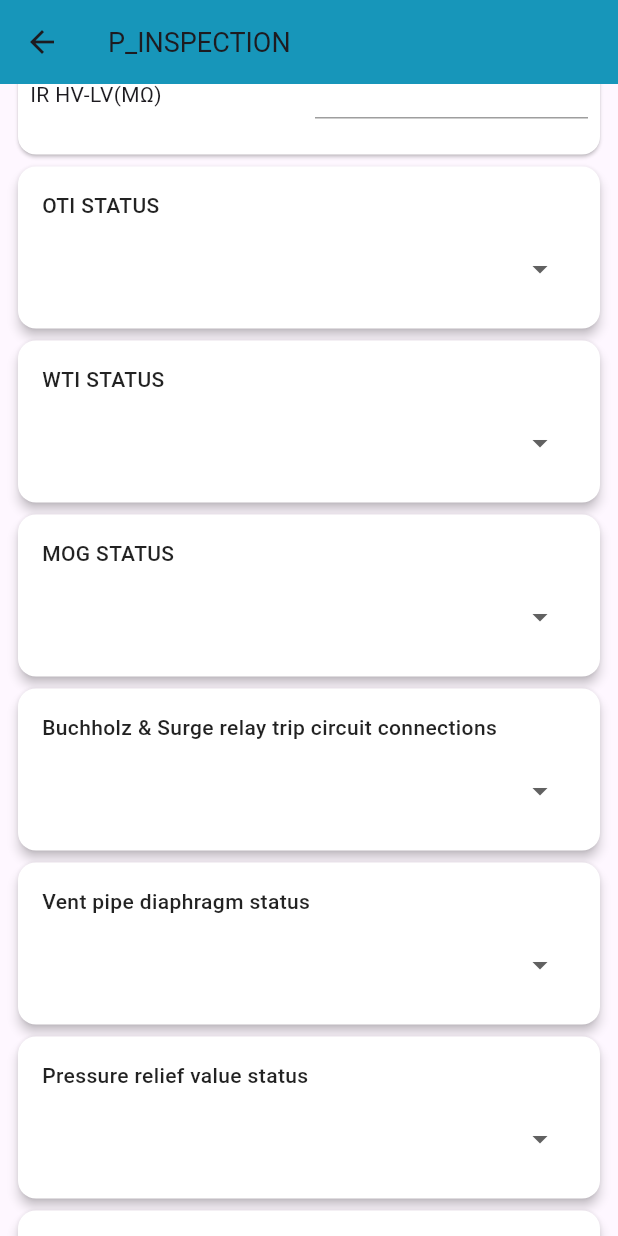
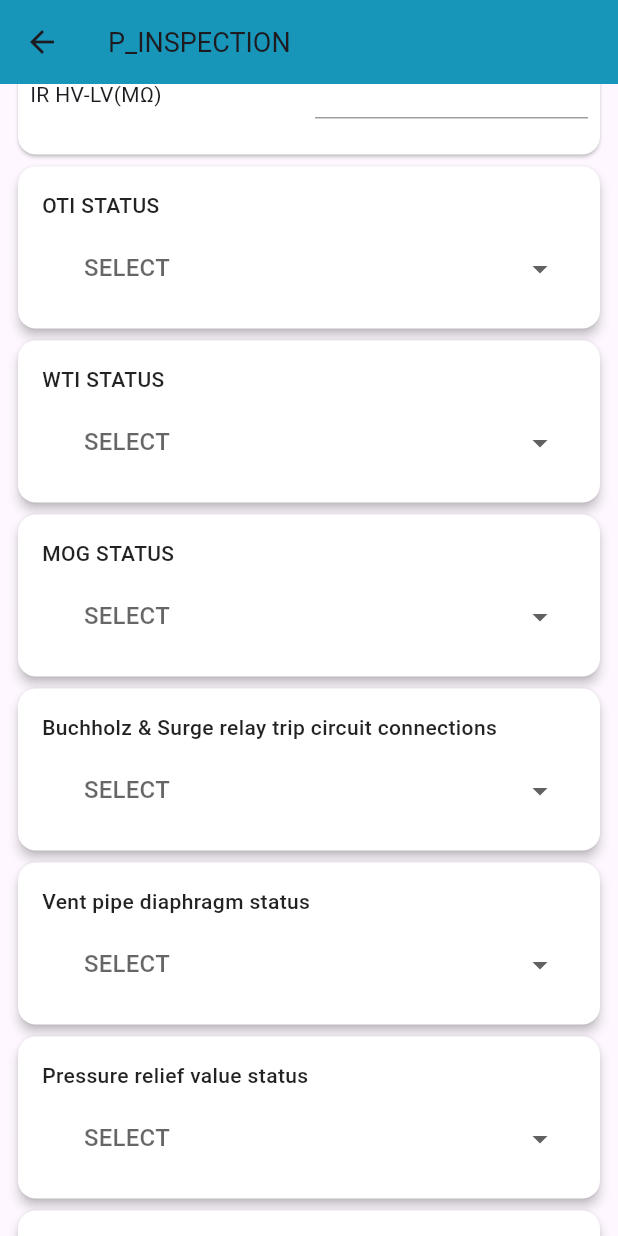
Before and after one commit to UpendarAnalogue/tre_login_periodical_module, a Flutter app: the screen it shows after launch, scrolled down 1152 dp, on a phone screen of 412 x 824 dp. Run offline on Flutter 3.47's test engine with Material 3 defaults, Android fonts, the phone set to English and light mode, and no system bars; our stand-ins replace dropdown_button2.

Commit message:
changes done

```diff
--- a/lib/Tre login - periodical module/p_inspection.dart
+++ b/lib/Tre login - periodical module/p_inspection.dart
@@ -4,14 +4,13 @@ import 'package:flutter/services.dart';
 import 'package:tre_login_periodical_module/Tre%20login%20-%20periodical%20module/ss_maintenance.dart';
 
 class PInspection extends StatefulWidget {
-  const PInspection({super.key}); // optional: add const constructor
+  const PInspection({super.key});
 
   @override
   State<PInspection> createState() => _PInspectionState();
 }
 
 class _PInspectionState extends State<PInspection> {
-  // Example state variable
   String? selectedDivision;
   String? selectedSubDivision;
   String? selectedSection;
@@ -195,7 +194,7 @@ class _PInspectionState extends State<PInspection> {
       context: context,
       initialDate: selectedDate ?? DateTime.now(),
       firstDate: DateTime(2000),
-      lastDate: DateTime(2100),
+      lastDate: DateTime.now(),
     );
 
     if (picked != null) {
@@ -208,16 +207,15 @@ class _PInspectionState extends State<PInspection> {
   void _showSnackBar(BuildContext context, String msg) {
     ScaffoldMessenger.of(context).showSnackBar(
       SnackBar(
-        behavior: SnackBarBehavior.floating, // ✅ floating style
-        backgroundColor: Colors.transparent, // ✅ make background clear
+        behavior: SnackBarBehavior.floating,
+        backgroundColor: Colors.transparent,
         elevation: 0,
         duration: const Duration(seconds: 2),
         content: Center(
-          // ✅ center the snackbar
            child: Container(
             padding: const EdgeInsets.symmetric(horizontal: 16, vertical: 8),
             decoration: BoxDecoration(
-              color: Colors.white, // ✅ white background
+              color: Colors.white,
               borderRadius: BorderRadius.circular(12),
               boxShadow: [
                 BoxShadow(
@@ -233,7 +231,7 @@ class _PInspectionState extends State<PInspection> {
               overflow: TextOverflow.ellipsis,
               style: const TextStyle(
                 fontSize: 14,
-                color: Colors.black, // ✅ black text
+                color: Colors.black,
               ),
             ),
           ),
@@ -344,19 +342,20 @@ class _PInspectionState extends State<PInspection> {
       _showSuccessDialog(context);
     }
   }
+
   void _showSuccessDialog(BuildContext context) {
     showDialog(
       context: context,
       builder: (ctx) => AlertDialog(
         shape: RoundedRectangleBorder(
-        borderRadius: BorderRadius.circular(0), // rectangle shape
+          borderRadius: BorderRadius.circular(0),
         ),
         backgroundColor: Colors.white,
-      titlePadding: EdgeInsets.zero, // remove default padding
+        titlePadding: EdgeInsets.zero,
         title: Container(
           width: double.infinity,
           padding: const EdgeInsets.all(12),
-        color: Colors.green, // ✅ Success color
+          color: Colors.green,
           child: const Text(
             "Success",
             style: TextStyle(
@@ -368,11 +367,8 @@ void _showSuccessDialog(BuildContext context) {
           ),
         ),
         content: const Text(
-        "All fields are filled successfully ✅",
-        style: TextStyle(
-          color: Colors.green,
-          fontSize: 16,
-        ),
+          "All fields are filled successfully ",
+          style: TextStyle(color: Colors.green, fontSize: 16),
           textAlign: TextAlign.center,
         ),
         actionsPadding: const EdgeInsets.only(left: 12, right: 12, bottom: 12),
@@ -381,7 +377,7 @@ void _showSuccessDialog(BuildContext context) {
             width: double.infinity,
             child: ElevatedButton(
               style: ElevatedButton.styleFrom(
-              backgroundColor: Colors.green, // ✅ button color
+                backgroundColor: Colors.green,
                 foregroundColor: Colors.white,
                 padding: const EdgeInsets.symmetric(vertical: 12),
                 shape: RoundedRectangleBorder(
@@ -396,6 +392,7 @@ void _showSuccessDialog(BuildContext context) {
       ),
     );
   }
+
   @override
   Widget build(BuildContext context) {
     return Scaffold(
@@ -640,6 +637,8 @@ void _showSuccessDialog(BuildContext context) {
                                 labelStyle: TextStyle(color: Colors.red),
                                 border: OutlineInputBorder(),
                               ),
+                                                      hint: const Text("SELECT"),
+
                               items: selectSS
                                   .map(
                                     (status) => DropdownMenuItem(
@@ -688,6 +687,8 @@ void _showSuccessDialog(BuildContext context) {
                                   vertical: 12,
                                 ),
                               ),
+                                                      hint: const Text("SELECT"),
+
                               items: ["320000098", "3000000215", "310000111"]
                                   .map(
                                     (code) => DropdownMenuItem(
@@ -1013,7 +1014,7 @@ void _showSuccessDialog(BuildContext context) {
                           ),
                           border: InputBorder.none, // removes border
                         ),
-                        // hint: const Text("SELECT"),
+                         hint: const Text("SELECT"),
                         items: selectOtiStatus
                             .map(
                               (e) => DropdownMenuItem<String>(
@@ -1034,7 +1035,7 @@ void _showSuccessDialog(BuildContext context) {
                         TextField(
                           controller: _oticontroller,
                           decoration: const InputDecoration(
-                            labelText: "Enter details",
+                            labelText: "Enter remarks....",
                             border: UnderlineInputBorder(),
                             enabledBorder: UnderlineInputBorder(
                               borderSide: BorderSide(
@@ -1086,7 +1087,7 @@ void _showSuccessDialog(BuildContext context) {
                           ),
                           border: InputBorder.none, // removes border
                         ),
-                        // hint: const Text("SELECT"),
+                         hint: const Text("SELECT"),
                         items: selectWtiStatus
                             .map(
                               (e) => DropdownMenuItem<String>(
@@ -1107,7 +1108,7 @@ void _showSuccessDialog(BuildContext context) {
                         TextField(
                           controller: _wticontroller,
                           decoration: const InputDecoration(
-                            labelText: "Enter details",
+                            labelText: "Enter remarks....",
                             border: UnderlineInputBorder(),
                             enabledBorder: UnderlineInputBorder(
                               borderSide: BorderSide(
@@ -1159,7 +1160,7 @@ void _showSuccessDialog(BuildContext context) {
                           ),
                           border: InputBorder.none, // removes border
                         ),
-                        // hint: const Text("SELECT"),
+                         hint: const Text("SELECT"),
                         items: selectMogStatus
                             .map(
                               (e) => DropdownMenuItem<String>(
@@ -1181,7 +1182,7 @@ void _showSuccessDialog(BuildContext context) {
                           controller: _mogcontroller,
 
                           decoration: const InputDecoration(
-                            labelText: "Enter details",
+                            labelText: "Enter remarks....",
                             border: UnderlineInputBorder(),
                             enabledBorder: UnderlineInputBorder(
                               borderSide: BorderSide(
@@ -1233,7 +1234,7 @@ void _showSuccessDialog(BuildContext context) {
                           ),
                           border: InputBorder.none, // removes border
                         ),
-                        // hint: const Text("SELECT"),
+                         hint: const Text("SELECT"),
                         items: selectBuchholzStatus
                             .map(
                               (e) => DropdownMenuItem<String>(
@@ -1254,7 +1255,7 @@ void _showSuccessDialog(BuildContext context) {
                         TextField(
                           controller: _buchholzcontroller,
                           decoration: const InputDecoration(
-                            labelText: "Enter details",
+                            labelText: "Enter remarks....",
                             border: UnderlineInputBorder(),
                             enabledBorder: UnderlineInputBorder(
                               borderSide: BorderSide(
@@ -1306,7 +1307,7 @@ void _showSuccessDialog(BuildContext context) {
                           ),
                           border: InputBorder.none, // removes border
                         ),
-                        // hint: const Text("SELECT"),
+                         hint: const Text("SELECT"),
                         items: selectVentStatus
                             .map(
                               (e) => DropdownMenuItem<String>(
@@ -1327,7 +1328,7 @@ void _showSuccessDialog(BuildContext context) {
                         TextField(
                           controller: _ventcontroller,
                           decoration: const InputDecoration(
-                            labelText: "Enter details",
+                            labelText: "Enter remarks....",
                             border: UnderlineInputBorder(),
                             enabledBorder: UnderlineInputBorder(
                               borderSide: BorderSide(
@@ -1368,7 +1369,6 @@ void _showSuccessDialog(BuildContext context) {
                       ),
                       const SizedBox(height: 8),
 
-                      // Clean Dropdown (No border)
                       DropdownButtonFormField2<String>(
                         isExpanded: true,
                         value: selectedPressure,
@@ -1377,9 +1377,11 @@ void _showSuccessDialog(BuildContext context) {
                             horizontal: 12,
                             vertical: 8,
                           ),
-                          border: InputBorder.none, // removes border
-                        ),
-                        // hint: const Text("SELECT"),
+                          border: InputBorder.none,
+
+                        ),
+                                                hint: const Text("SELECT"),
+
                         items: selectPressureStatus
                             .map(
                               (e) => DropdownMenuItem<String>(
@@ -1400,7 +1402,7 @@ void _showSuccessDialog(BuildContext context) {
                         TextField(
                           controller: _pressurecontroller,
                           decoration: const InputDecoration(
-                            labelText: "Enter details",
+                            labelText: "Enter remarks....",
                             border: UnderlineInputBorder(),
                             enabledBorder: UnderlineInputBorder(
                               borderSide: BorderSide(
@@ -1451,7 +1453,7 @@ void _showSuccessDialog(BuildContext context) {
                           ),
                           border: InputBorder.none,
                         ),
-                        // hint: const Text("SELECT"),
+                        hint: const Text("SELECT"),
                         items: selectBimetallicStatus
                             .map(
                               (e) => DropdownMenuItem<String>(
@@ -1501,7 +1503,7 @@ void _showSuccessDialog(BuildContext context) {
                           ),
                           border: InputBorder.none,
                         ),
-                        // hint: const Text("SELECT"),
+                        hint: const Text("SELECT"),
                         items: selectBushStatus
                             .map(
                               (e) => DropdownMenuItem<String>(
@@ -1522,12 +1524,10 @@ void _showSuccessDialog(BuildContext context) {
                         TextField(
                           controller: _bushrodcontroller,
                           decoration: const InputDecoration(
-                            labelText: "Enter details",
+                            labelText: "Enter remarks....",
                             border: UnderlineInputBorder(),
                             enabledBorder: UnderlineInputBorder(
-                              borderSide: BorderSide(
-                                color: Colors.grey,
-                              ), // normal state
+                              borderSide: BorderSide(color: Colors.grey),
                             ),
                             focusedBorder: UnderlineInputBorder(
                               borderSide: BorderSide(
@@ -1573,7 +1573,7 @@ void _showSuccessDialog(BuildContext context) {
                           ),
                           border: InputBorder.none,
                         ),
-                        // hint: const Text("SELECT"),
+                        hint: const Text("SELECT"),
                         items: selectOltcStatus
                             .map(
                               (e) => DropdownMenuItem<String>(
@@ -1594,12 +1594,10 @@ void _showSuccessDialog(BuildContext context) {
                         TextField(
                           controller: _oltcmechcontroller,
                           decoration: const InputDecoration(
-                            labelText: "Enter details",
+                            labelText: "Enter remarks....",
                             border: UnderlineInputBorder(),
                             enabledBorder: UnderlineInputBorder(
-                              borderSide: BorderSide(
-                                color: Colors.grey,
-                              ), // normal state
+                              borderSide: BorderSide(color: Colors.grey),
                             ),
                             focusedBorder: UnderlineInputBorder(
                               borderSide: BorderSide(
@@ -1706,7 +1704,7 @@ void _showSuccessDialog(BuildContext context) {
                           ),
                           border: InputBorder.none,
                         ),
-                        // hint: const Text("SELECT"),
+                        hint: const Text("SELECT"),
                         items: selectFlexible
                             .map(
                               (e) => DropdownMenuItem<String>(
@@ -1757,7 +1755,7 @@ void _showSuccessDialog(BuildContext context) {
                           ),
                           border: InputBorder.none, // removes border
                         ),
-                        // hint: const Text("SELECT"),
+                        hint: const Text("SELECT"),
                         items: selectEarthing
                             .map(
                               (e) => DropdownMenuItem<String>(
@@ -1808,7 +1806,7 @@ void _showSuccessDialog(BuildContext context) {
                           ),
                           border: InputBorder.none, // removes border
                         ),
-                        // hint: const Text("SELECT"),
+                        hint: const Text("SELECT"),
                         items: selectEarthMatStatus
                             .map(
                               (e) => DropdownMenuItem<String>(
@@ -1918,7 +1916,7 @@ void _showSuccessDialog(BuildContext context) {
                           ),
                           border: InputBorder.none,
                         ),
-                        // hint: const Text("SELECT"),
+                        hint: const Text("SELECT"),
                         items: selectHorngapFuseStatus
                             .map(
                               (e) => DropdownMenuItem<String>(
@@ -1958,7 +1956,6 @@ void _showSuccessDialog(BuildContext context) {
                       ),
                       const SizedBox(height: 8),
 
-                      // Clean Dropdown (No border)
                       DropdownButtonFormField2<String>(
                         isExpanded: true,
                         value: selectedOilLeakage,
@@ -1967,9 +1964,9 @@ void _showSuccessDialog(BuildContext context) {
                             horizontal: 12,
                             vertical: 8,
                           ),
-                          border: InputBorder.none, // removes border
-                        ),
-                        // hint: const Text("SELECT"),
+                          border: InputBorder.none,
+                        ),
+                        hint: const Text("SELECT"),
                         items: selectOilLeakageStatus
                             .map(
                               (e) => DropdownMenuItem<String>(
@@ -2009,7 +2006,6 @@ void _showSuccessDialog(BuildContext context) {
                       ),
                       const SizedBox(height: 8),
 
-                      // Clean Dropdown (No border)
                       DropdownButtonFormField2<String>(
                         isExpanded: true,
                         value: selectedCleaning,
@@ -2018,9 +2014,9 @@ void _showSuccessDialog(BuildContext context) {
                             horizontal: 12,
                             vertical: 8,
                           ),
-                          border: InputBorder.none, // removes border
-                        ),
-                        // hint: const Text("SELECT"),
+                          border: InputBorder.none,
+                        ),
+                        hint: const Text("SELECT"),
                         items: selectCleaningStatus
                             .map(
                               (e) => DropdownMenuItem<String>(
@@ -2083,9 +2079,7 @@ void _showSuccessDialog(BuildContext context) {
                                   isDense: true,
                                   contentPadding: EdgeInsets.only(bottom: 4),
                                   enabledBorder: UnderlineInputBorder(
-                                    borderSide: BorderSide(
-                                      color: Colors.grey,
-                                    ), // bottom border
+                                    borderSide: BorderSide(color: Colors.grey),
                                   ),
                                   focusedBorder: UnderlineInputBorder(
                                     borderSide: BorderSide(color: Colors.blue),
```
Also changed, not shown: lib/Tre login - periodical module/pending_maintenece.dart (+50 -58 lines). Lines whose indentation alone changed are shown as unchanged.
